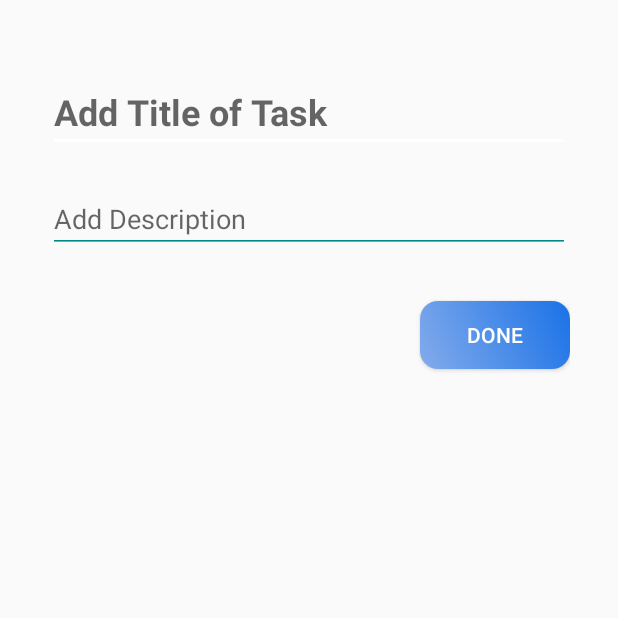
After one commit to ShahzaibPersonal/ManageMe, an Android app: the taskEditorActivity screen opened directly, with no data from a screen before it, on a phone screen of 412 x 824 dp, the top half of it. The commit adds this screen. Run offline under Robolectric (Android 15) with nearby library versions, the phone set to English and light mode, and no system bars.

Commit message:
function started to work now
passing title from 1  place to another

```diff
--- a/app/src/main/AndroidManifest.xml
+++ b/app/src/main/AndroidManifest.xml
@@ -10,7 +10,7 @@
         android:supportsRtl="true"
         android:theme="@style/Theme.AppCompat.Light.NoActionBar">
         <activity android:name=".main_page"></activity>
-        <activity android:name=".Notes_Editor_Activity" />
+        <activity android:name=".taskEditorActivity" />
         <activity android:name=".MainActivity">
             <intent-filter>
                 <action android:name="android.intent.action.MAIN" />
--- /dev/null
+++ b/app/src/main/java/com/example/manageme/taskEditorActivity.java
@@ -0,0 +1,61 @@
+package com.example.manageme;
+
+import androidx.appcompat.app.AppCompatActivity;
+
+import android.content.Intent;
+import android.content.SharedPreferences;
+import android.os.Bundle;
+import android.text.Editable;
+import android.text.TextWatcher;
+import android.view.View;
+import android.widget.TextView;
+
+public class taskEditorActivity extends AppCompatActivity {
+    int dataPosition;
+    //String titleExtraTaskEditor;
+    TextView titleTextTaskEditor;
+    TextView descriptionTextTextEditor;
+    Intent intent;
+
+    @Override
+    protected void onCreate(Bundle savedInstanceState) {
+        // priority + title task + description + time(layout shift)
+        super.onCreate(savedInstanceState);
+        setContentView(R.layout.task_editor_activity);
+
+        initializer();
+        if(dataPosition != -1){
+          titleTextTaskEditor.setText(MainActivity.taskArrayList.get(dataPosition));
+        }
+        titleTextTaskEditor.addTextChangedListener(new TextWatcher() {
+            @Override
+            public void beforeTextChanged(CharSequence s, int start, int count, int after) {
+
+            }
+
+            @Override
+            public void onTextChanged(CharSequence s, int start, int before, int count) {
+                MainActivity.taskArrayList.set(dataPosition,String.valueOf(s));
+                MainActivity.taskArrayAdapter.notifyDataSetChanged();
+
+            }
+
+            @Override
+            public void afterTextChanged(Editable s) {
+
+            }
+        });
+
+    }
+
+    private void initializer() {
+        titleTextTaskEditor=findViewById(R.id.titleTextTaskEditor);
+        descriptionTextTextEditor=findViewById(R.id.descriptionTaskEditor);
+        intent= getIntent();
+        dataPosition =intent.getIntExtra("dataPosition",-1);
+
+    }
+
+    public void doneUpdate(View view) {
+    }
+}
--- /dev/null
+++ b/app/src/main/res/drawable/ic_baseline_priority_high_24.xml
@@ -0,0 +1,6 @@
+<vector android:height="24dp" android:tint="#E53935"
+    android:viewportHeight="24" android:viewportWidth="24"
+    android:width="24dp" xmlns:android="http://schemas.android.com/apk/res/android">
+    <path android:fillColor="@android:color/white" android:pathData="M12,19m-2,0a2,2 0,1 1,4 0a2,2 0,1 1,-4 0"/>
+    <path android:fillColor="@android:color/white" android:pathData="M10,3h4v12h-4z"/>
+</vector>
--- a/app/src/main/res/layout/activity_main.xml
+++ b/app/src/main/res/layout/activity_main.xml
@@ -10,11 +10,11 @@
         android:id="@+id/taskListView"
         android:layout_width="match_parent"
         android:layout_height="match_parent"
-
         app:layout_constraintBottom_toBottomOf="parent"
         app:layout_constraintEnd_toEndOf="parent"
         app:layout_constraintHorizontal_bias="0.0"
         app:layout_constraintStart_toStartOf="parent"
         app:layout_constraintTop_toTopOf="parent"
         app:layout_constraintVertical_bias="0.0" />
+
 </androidx.constraintlayout.widget.ConstraintLayout>
--- a/app/src/main/res/layout/notes_editor_activity.xml
+++ b/app/src/main/res/layout/task_editor_activity.xml
@@ -4,32 +4,45 @@
     xmlns:tools="http://schemas.android.com/tools"
     android:layout_width="match_parent"
     android:layout_height="match_parent"
-    tools:context=".Notes_Editor_Activity">
+    tools:context=".taskEditorActivity">
 
     <LinearLayout
         android:layout_width="match_parent"
         android:layout_height="match_parent"
-        android:padding="32dp"
-        android:orientation="vertical" >
+        android:orientation="vertical"
+        android:paddingTop="48dp"
+        android:paddingLeft="32dp"
+        android:paddingRight="32dp"
+
+
+        tools:layout_editor_absoluteX="0dp"
+        tools:layout_editor_absoluteY="0dp">
 
         <EditText
-            android:id="@+id/titleTaskNotesEditor"
+            android:id="@+id/titleTextTaskEditor"
             android:layout_width="match_parent"
             android:layout_height="wrap_content"
+            android:autofillHints="@string/auto_fill_string"
+            android:backgroundTint="@color/white"
             android:ems="10"
             android:hint="@string/add_title_of_task"
             android:inputType="textPersonName"
+            android:textStyle="bold"
+            android:textSize="24dp"
+            android:textColor="@color/schema_heading"
             app:layout_constraintBottom_toBottomOf="parent"
             app:layout_constraintEnd_toEndOf="parent"
             app:layout_constraintStart_toStartOf="parent"
             app:layout_constraintTop_toTopOf="parent"
-            app:layout_constraintVertical_bias="0.075"
-            android:autofillHints="@string/auto_fill_string" />
+            app:layout_constraintVertical_bias="0.075" />
 
         <EditText
-            android:id="@+id/descriptionNotesEditor"
+            android:paddingTop="32dp"
+            android:id="@+id/descriptionTaskEditor"
             android:layout_width="match_parent"
             android:layout_height="wrap_content"
+            android:autofillHints="@string/auto_fill_string"
+            android:backgroundTint="@color/teal_700"
             android:ems="10"
             android:hint="@string/add_description"
             android:inputType="textPersonName"
@@ -37,9 +50,7 @@
             app:layout_constraintEnd_toEndOf="parent"
             app:layout_constraintStart_toStartOf="parent"
             app:layout_constraintTop_toTopOf="parent"
-            app:layout_constraintVertical_bias="0.075"
-            android:autofillHints="@string/auto_fill_string"
-            android:backgroundTint="@color/teal_700"/>
+            app:layout_constraintVertical_bias="0.075" />
 
         <Button
             android:id="@+id/doneBtnNotesEditor"
@@ -50,13 +61,10 @@
             android:background="@drawable/custom_button"
             android:shadowColor="#333"
             android:text="done"
+            android:onClick="doneUpdate"
             android:textColor="@color/white" />
 
     </LinearLayout>
 
 
-
-
-
-
 </androidx.constraintlayout.widget.ConstraintLayout>
--- a/app/src/main/res/values/colors.xml
+++ b/app/src/main/res/values/colors.xml
@@ -7,4 +7,5 @@
     <color name="teal_700">#FF018786</color>
     <color name="black">#FF000000</color>
     <color name="white">#FFFFFFFF</color>
+    <color name="schema_heading">#FF1A72E7</color>
 </resources>
```
Also changed, not shown: app/src/main/java/com/example/manageme/MainActivity.java (+33 -16 lines), app/src/main/java/com/example/manageme/NotesEditorActivity.java (deleted, +0 -15 lines), app/src/main/res/drawable/ic_baseline_priority_low_24.xml (added, +13 -0 lines).
